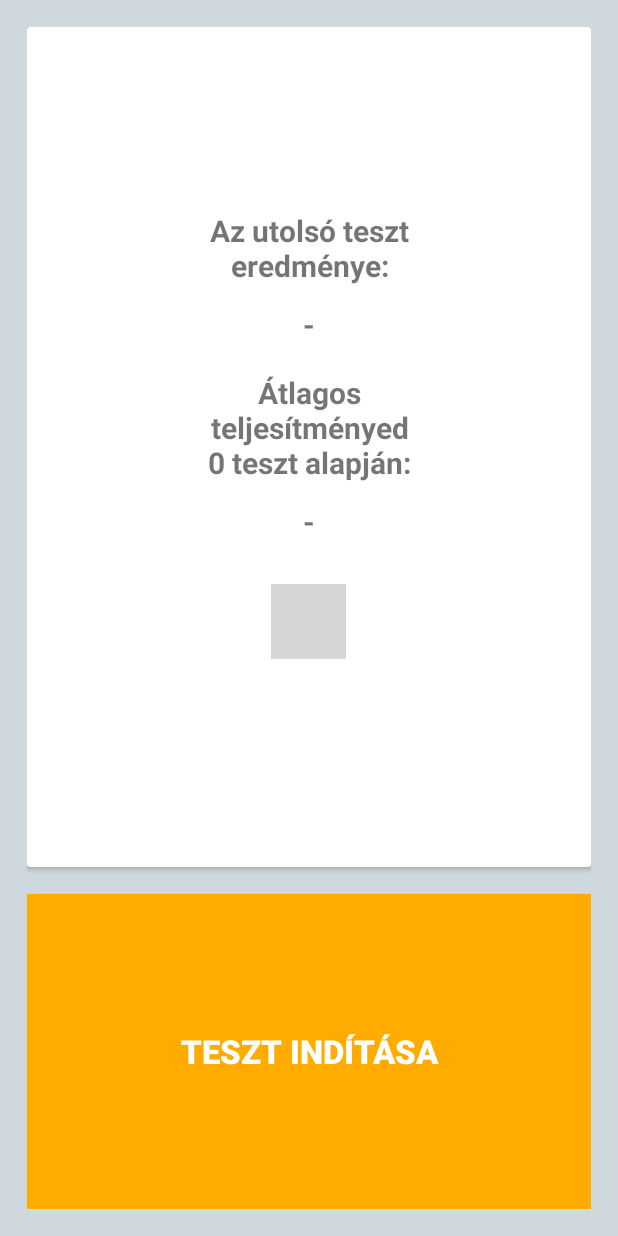
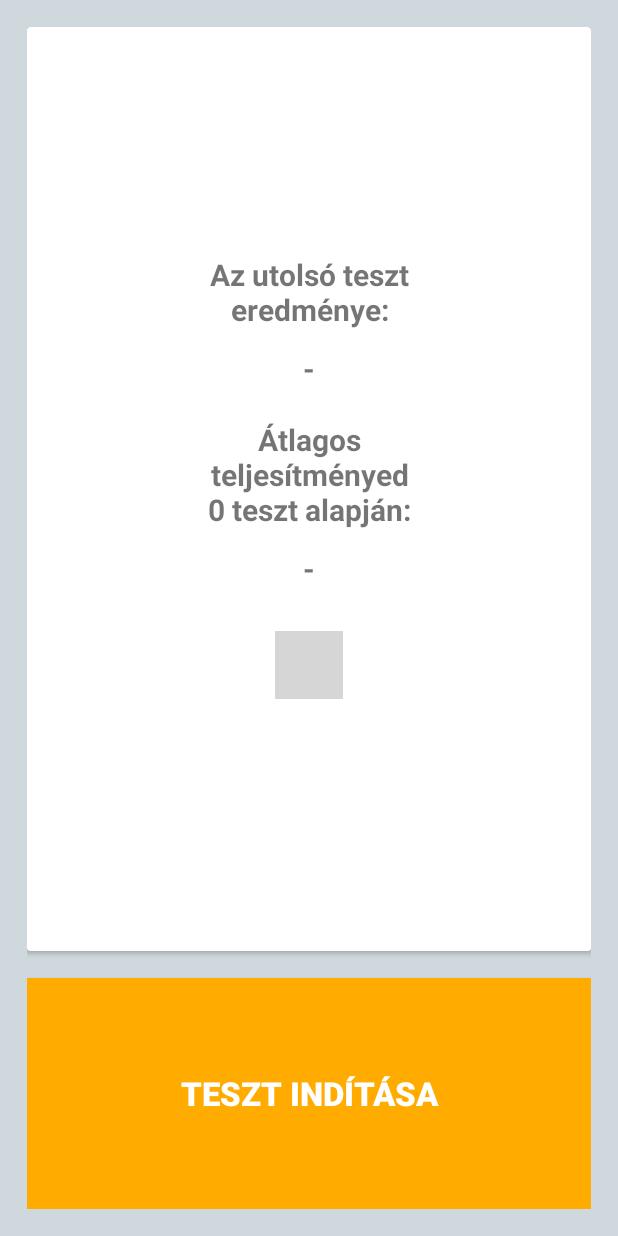
Before and after one commit to dawnie8/EnglishVocabularyTest, an Android app: the screen it shows after launch (MainActivity), on a phone screen of 412 x 824 dp. Run offline under Robolectric (Android 15) with nearby library versions, the light colour scheme and no system bars.

Commit message:
Update UI

```diff
--- a/app/src/main/res/layout/activity_main.xml
+++ b/app/src/main/res/layout/activity_main.xml
@@ -11,6 +11,7 @@
         android:layout_width="match_parent"
         android:layout_height="0dp"
         android:layout_weight="0.4"
+        android:elevation="8dp"
         android:padding="16dp">
 
         <LinearLayout
@@ -32,7 +33,7 @@
                 android:id="@+id/results_last"
                 android:layout_width="match_parent"
                 android:layout_height="wrap_content"
-                android:layout_marginBottom="18dp"
+                android:layout_marginBottom="20dp"
                 android:gravity="center"
                 android:textSize="20sp"
                 android:textStyle="bold"/>
@@ -58,8 +59,8 @@
             <ToggleButton
                 android:id="@+id/sound_toggle"
                 style="@style/toggleButton"
-                android:layout_width="50dp"
-                android:layout_height="50dp"
+                android:layout_width="45dp"
+                android:layout_height="45dp"
                 android:layout_gravity="center_horizontal"
                 android:layout_marginBottom="16dp"
                 android:layout_marginTop="16dp"
@@ -74,8 +75,9 @@
         android:layout_width="match_parent"
         android:layout_height="0dp"
         android:layout_marginTop="18dp"
-        android:layout_weight="0.15"
+        android:layout_weight="0.1"
         android:background="@color/colorAccent"
+        android:elevation="8dp"
         android:text="@string/start_test"
         android:textColor="#ffffff"
         android:textSize="22sp"
```
Also changed, not shown: app/src/main/res/layout/activity_question.xml (+5 -3 lines).
